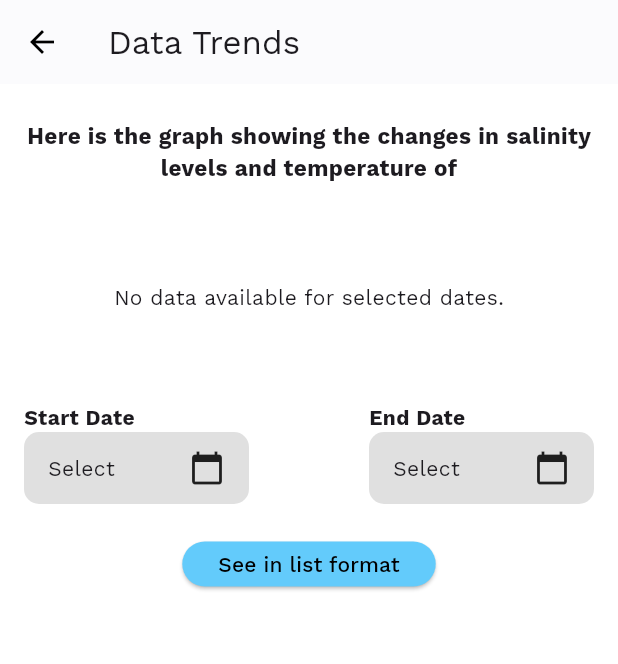
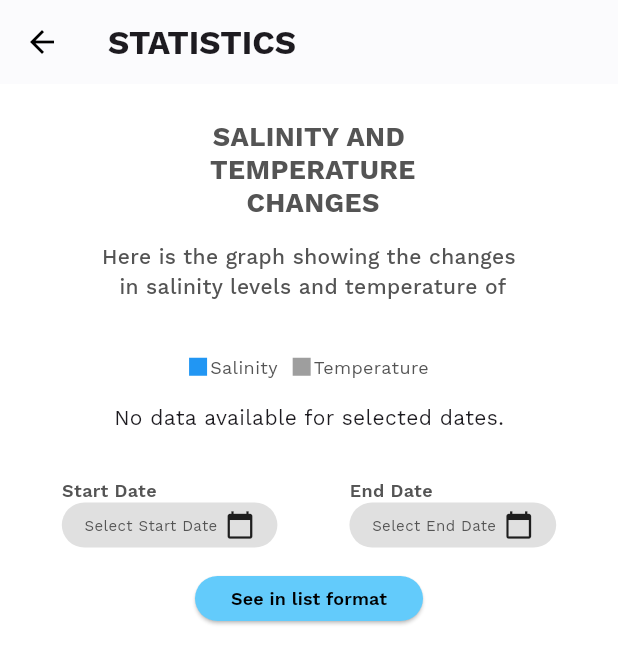
Before and after one commit to sharahmichelle/SALTIK, a Flutter app: the StatisticsPage screen opened directly with empty values, on a phone screen of 412 x 824 dp. Shown: the top 664 px of the screen. Run offline on Flutter 3.47's test engine with Material 3 defaults, Android fonts, the light colour scheme and no system bars; our stand-ins replace awesome_notifications, cloud_firestore, firebase_auth, firebase_core, firebase_database, firebase_storage and 4 more; missing offline and left inert: android_path_provider, excel; accounts and stored records are empty.

Commit message:
Updated design in graph, not yet finish

```diff
--- a/saltik/lib/screens/statistics_graph.dart
+++ b/saltik/lib/screens/statistics_graph.dart
@@ -41,6 +41,7 @@ class _StatisticsPageState extends State<StatisticsPage> {
 
   Stream<QuerySnapshot> _getDataStream() {
     Query query = FirebaseFirestore.instance
+
          .collection('species')
          .doc(widget.speciesName.toLowerCase())
          .collection('ponds')
@@ -64,10 +65,9 @@ class _StatisticsPageState extends State<StatisticsPage> {
       backgroundColor: Colors.white,
       appBar: AppBar(
         title: Text(
-          "Data Trends",
-          style: GoogleFonts.workSans(fontWeight: FontWeight.normal),
+          "STATISTICS",
+          style: GoogleFonts.workSans(fontWeight: FontWeight.bold),
         ),
-        // centerTitle: true,
         leading: IconButton(
           icon: const Icon(Icons.arrow_back, color: Colors.black),
           onPressed: () => Navigator.pop(context),
@@ -83,12 +83,45 @@ class _StatisticsPageState extends State<StatisticsPage> {
             children: [
               const SizedBox(height: 0),
               Text(
-                "Here is the graph showing the changes in salinity levels and temperature of \n"
-                "${widget.speciesName.toLowerCase()}",
+                "SALINITY AND \n TEMPERATURE \n CHANGES",
+                style: GoogleFonts.workSans(fontWeight: FontWeight.bold, color: Color(0xFF545454), fontSize: 18, height: 1.2),
                 textAlign: TextAlign.center,
-                style: GoogleFonts.workSans(fontSize: 15, fontWeight: FontWeight.bold),
               ),
-              const SizedBox(height: 45),
+              const SizedBox(height: 15),
+              Text.rich(
+                TextSpan(
+                  text: "Here is the graph showing the changes \n in salinity levels and temperature of \n",
+                  style: GoogleFonts.workSans(fontSize: 14, fontWeight: FontWeight.w500, color: Color(0xFF545454)),
+                  children: [
+                    TextSpan(
+                      text: widget.speciesName.toLowerCase(),
+                      style: GoogleFonts.workSans(
+                        fontSize: 15,
+                        fontWeight: FontWeight.bold,
+                        color: Color(0xFF545454)
+                      ),
+                    ),
+                  ],
+                ),
+                textAlign: TextAlign.center,
+              ),
+              const SizedBox(height: 15),
+
+              Row(
+                mainAxisAlignment: MainAxisAlignment.center,
+                children: [
+                  Container(width: 12, height: 12, color: Colors.blue),
+                  const SizedBox(width: 2),
+                  Text("Salinity", style: GoogleFonts.workSans(color: Color(0xFF545454), fontSize:12)),
+                  const SizedBox(width: 10),
+                  Container(width: 12, height: 12, color: Colors.grey),
+                  const SizedBox(width: 2),
+                  Text("Temperature", style: GoogleFonts.workSans(color: Color(0xFF545454), fontSize:12)),
+                ],
+              ),
+              const SizedBox(height: 15),
+
+              // LineChart Widget
               StreamBuilder<QuerySnapshot>(
                 stream: _getDataStream(),
                 builder: (context, snapshot) {
@@ -117,31 +150,43 @@ class _StatisticsPageState extends State<StatisticsPage> {
                     double salinity = (data['salinity'] ?? 0).toDouble();
                     double temperature = (data['temperature'] ?? 0).toDouble();
                     Timestamp timestamp = data['timestamp'] as Timestamp;
-                  String datePart = DateFormat('MM/dd/yy').format(timestamp.toDate());
-                  String timePart = DateFormat('hh:mm a').format(timestamp.toDate());
+
+                    // Convert UTC timestamp to local time (in this case, Philippine Time)
+                    DateTime utcDateTime = timestamp.toDate();
+                    DateTime localDateTime = utcDateTime.add(Duration(hours: 8));
+                    // Now format the local time to display correctly
+                    String datePart = DateFormat('MM/dd/yy').format(localDateTime);
+                    String timePart = DateFormat('hh:mm a').format(localDateTime);
                     String dateLabel = '$datePart\n$timePart';
+
+                    // String datePart = DateFormat('MM/dd/yy').format(timestamp.toDate());
+                    // String timePart = DateFormat('hh:mm a').format(timestamp.toDate());
+                    // String dateLabel = '$datePart\n$timePart';
 
                     dateLabels.add(dateLabel);
                     salinityData.add(FlSpot(index.toDouble(), salinity));
                     temperatureData.add(FlSpot(index.toDouble(), temperature));
                     index++;
                   }
+
                   return Column(
                     children: [
                       SizedBox(
+                        width: MediaQuery.of(context).size.width * 0.8,
                         height: 300,
                         child: LineChart(
                           LineChartData(
+                            borderData: FlBorderData(show: false),
                             gridData: FlGridData(
                               show: true,
                               drawVerticalLine: false,
                               drawHorizontalLine: true,
-                              horizontalInterval: 10,  // LINE INTERVAL!!!!!
+                              horizontalInterval: 5,  // LINE INTERVAL!!!!!
                               getDrawingHorizontalLine: (value) {
                                 return FlLine(
                                   color: Colors.grey.withOpacity(0.3), // softer color
                                   strokeWidth: 1,
-                                  dashArray: null,
+                                  // dashArray: null,
                                 );
                               },
                             ),
@@ -161,8 +206,11 @@ class _StatisticsPageState extends State<StatisticsPage> {
                                     String date = parts[0];
                                     String time = parts.length > 1 ? parts[1] : "";
 
-                                    return Transform.rotate(
-                                      angle: -0.3,
+
+                                     return Padding(
+                                      padding: const EdgeInsets.only(top:20),
+                                      child: Transform.rotate(
+                                        angle: -1.3,
                                         child: RichText(
                                           textAlign: TextAlign.center,
                                           text: TextSpan(
@@ -178,62 +226,77 @@ class _StatisticsPageState extends State<StatisticsPage> {
                                               text: time,
                                               style: GoogleFonts.workSans(
                                                 fontSize: 10,
-                                                color: Colors.black, // Time in black
+                                                color: Colors.black,
                                                 fontWeight: FontWeight.bold,
                                                ),
                                               ),
                                             ],
                                           ),
                                         ),
+                                      )
                                      );
-                                  }
-
+                                  },
                                 ),
+                              ),
+                               leftTitles: AxisTitles(
+                                sideTitles: SideTitles(
+                                  showTitles: true,
+                                  interval: 5,
+                                  reservedSize: 30,  // Adjust the reserved space for left Y-axis
+                                  getTitlesWidget: (value, meta) {
+                                    return Text(
+                                      value.toStringAsFixed(0), // Display Y-axis value (integer format)
+                                      style: GoogleFonts.workSans(fontSize: 12, color: Colors.black),
+                                    );
+                                  },
+                                ),
+                              ),
+                              rightTitles: AxisTitles(
+                                sideTitles: SideTitles(showTitles: false),
                               ),
                             ),
                             lineBarsData: [
                               LineChartBarData(
                                 spots: salinityData,
                                 color: Colors.blue,
-                                isCurved: true,
+                                isCurved: false,
                                 barWidth: 3,
+                                dotData: FlDotData(show: true),
+
                               ),
                               LineChartBarData(
                                 spots: temperatureData,
                                 color: Colors.grey,
-                                isCurved: true,
+                                isCurved: false,
                                 barWidth: 3,
+                                dotData: FlDotData(show: true),
                               ),
                             ],
                           ),
                         ),
                       ),
-                      const SizedBox(height: 8),
-                      Row(
-                        mainAxisAlignment: MainAxisAlignment.center,
-                        children: [
-                          Container(width: 12, height: 12, color: Colors.blue),
-                          const SizedBox(width: 5),
-                          const Text("Salinity"),
-                          const SizedBox(width: 16),
-                          Container(width: 12, height: 12, color: Colors.grey),
-                          const SizedBox(width: 5),
-                          const Text("Temperature"),
-                        ],
-                      ),
                     ],
                   );
                 },
               ),
-              const SizedBox(height: 60),
+              const SizedBox(height: 30),
+
               Row(
+                mainAxisAlignment: MainAxisAlignment.center,
+                children: [
+                  Container(
+                    width: MediaQuery.of(context).size.width * 0.8,  // Set width to 80% of the screen
+                    child: Row(
                       mainAxisAlignment: MainAxisAlignment.spaceBetween,
                       children: [
                         _buildDateSelector(context, "Start Date", true),
                         _buildDateSelector(context, "End Date", false),
                       ],
                     ),
-              const SizedBox(height: 16),
+                  ),
+                ],
+              ),
+              const SizedBox(height: 10),
               ElevatedButton(
                 style: ElevatedButton.styleFrom(minimumSize: const Size(30, 30), backgroundColor: const Color.fromARGB(255, 99, 203, 251)),
                 onPressed: () {
@@ -247,7 +310,7 @@ class _StatisticsPageState extends State<StatisticsPage> {
                     ),
                   );
                 },
-                child: const Text("See in list format", style: TextStyle(color: Colors.black)),
+                child: const Text("See in list format", style: TextStyle(color: Colors.black, fontSize:12, fontWeight: FontWeight.w600)),
               ),
             ],
           ),
@@ -260,25 +323,31 @@ class _StatisticsPageState extends State<StatisticsPage> {
   return Column(
     crossAxisAlignment: CrossAxisAlignment.start,
     children: [
-        Text(title, style: GoogleFonts.workSans(fontWeight: FontWeight.bold)),
+      Text(title, style: GoogleFonts.workSans(fontWeight: FontWeight.w600, fontSize: 12, color: Color(0xFF545454))),
       GestureDetector(
         onTap: () => _selectDate(context, isStart),
         child: Container(
-            width: 150,
-            padding: const EdgeInsets.symmetric(vertical: 12, horizontal: 16),
+          padding: const EdgeInsets.symmetric(vertical: 5, horizontal: 15),
           decoration: BoxDecoration(
             color: Colors.grey[300],
-              borderRadius: BorderRadius.circular(10),
+            borderRadius: BorderRadius.circular(15),
           ),
           child: Row(
-              mainAxisAlignment: MainAxisAlignment.spaceBetween,
             children: [
-                Text(
-                  (isStart ? _startDate : _endDate) != null
-                      ? DateFormat('yyyy-MM-dd').format((isStart ? _startDate : _endDate)!)
-                      : "Select",
+              FittedBox(
+                child: Text(
+                  isStart
+                      ? (_startDate != null
+                          ? DateFormat('MM/dd/yyyy').format(_startDate!)
+                          : 'Select Start Date')
+                      : (_endDate != null
+                          ? DateFormat('MM/dd/yyyy').format(_endDate!)
+                          : 'Select End Date'),
+                  style: GoogleFonts.workSans(fontSize: 10,color: Color(0xFF545454)),
                 ),
-                const Icon(Icons.calendar_today),
+              ),
+              const SizedBox(width:5),
+              const Icon(Icons.calendar_today, size: 20),
             ],
           ),
         ),
```
Lines whose indentation alone changed are shown as unchanged.
